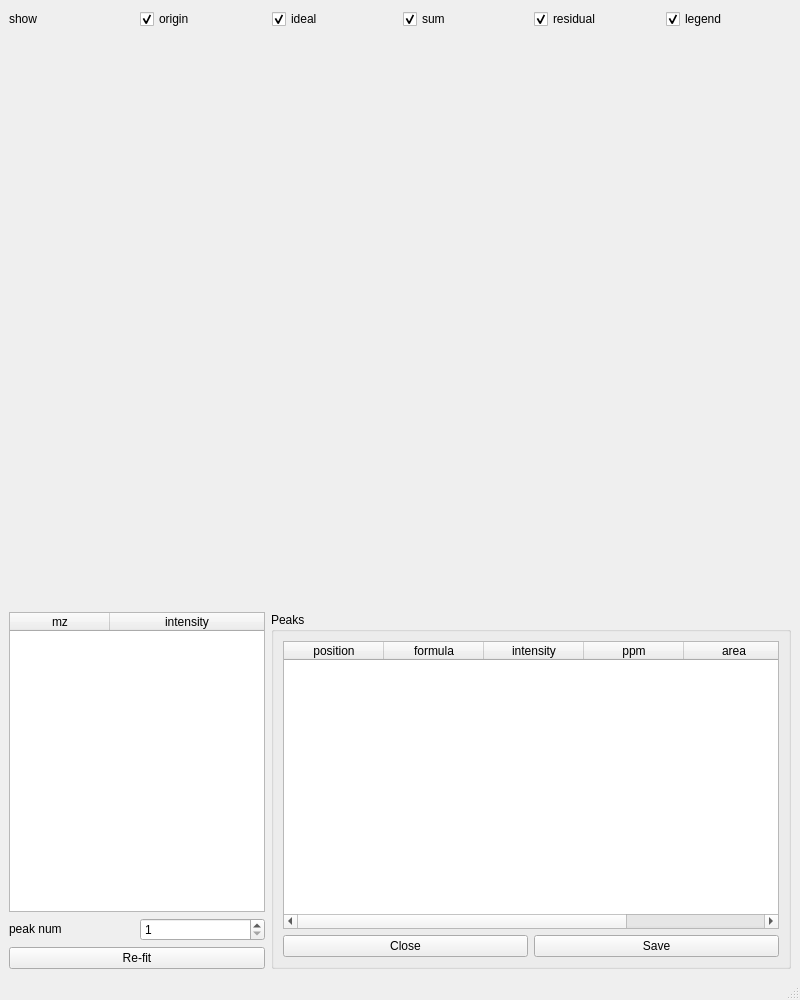
Old version of the form Orbitool/UI/PeakFitFloat.ui in the repository l460289052/Orbitool.
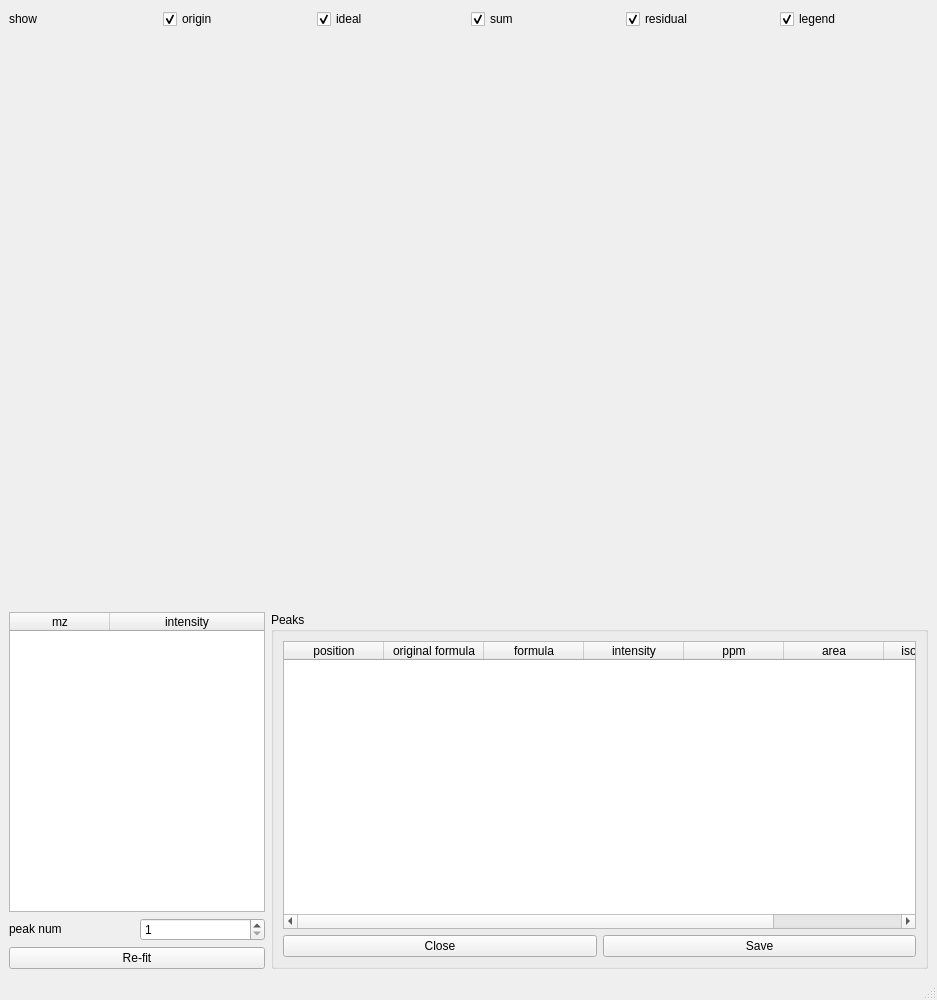
New version of the form.

Commit message: formula result -> open peak list & refactor: create signals, cache statenode func  & record position when filter

What changed in the file:
```diff
--- a/Orbitool/UI/PeakFitFloat.ui
+++ b/Orbitool/UI/PeakFitFloat.ui
@@ -6,7 +6,7 @@
    <rect>
     <x>0</x>
     <y>0</y>
-    <width>800</width>
+    <width>937</width>
     <height>1000</height>
    </rect>
   </property>
@@ -234,6 +234,11 @@
              <string>position</string>
             </property>
            </column>
+           <column>
+            <property name="text">
+             <string>original formula</string>
+            </property>
+           </column>
            <column>
             <property name="text">
              <string>formula</string>
```
Left out of the diff: 2 changed lines with no effect on the pictures. The commit also changes 17 other files.
